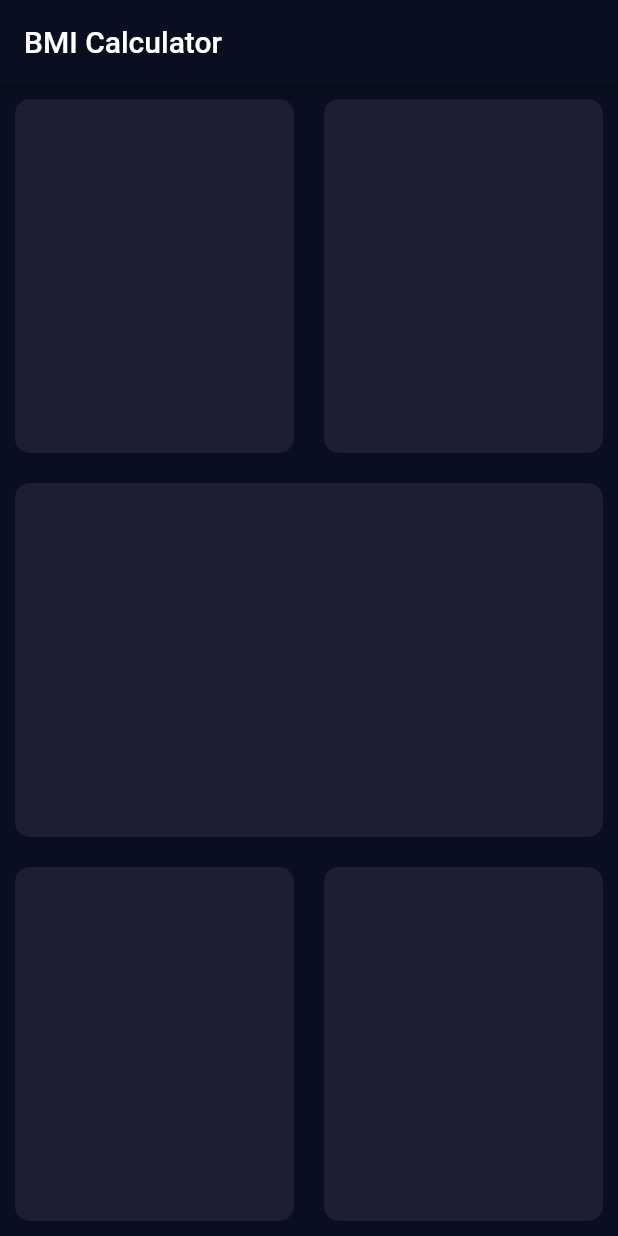
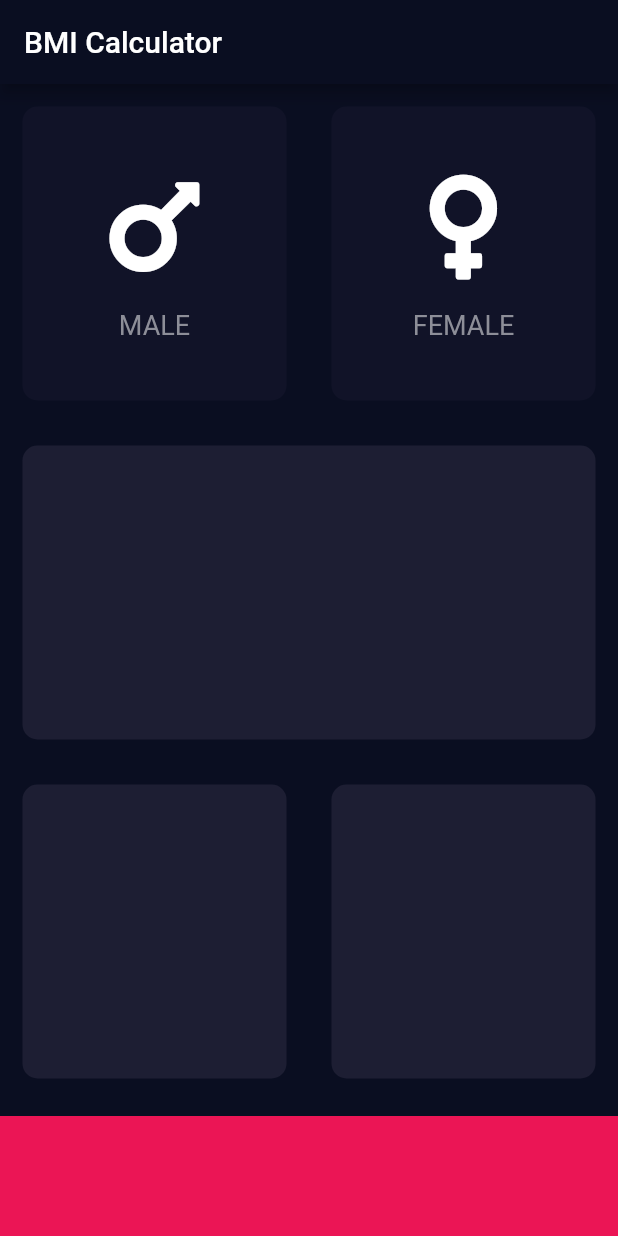
Before and after one commit to Azim87/bmi_calculator, a Flutter app: the screen it shows after launch, on a phone screen of 412 x 824 dp. Run offline on Flutter 3.47's test engine with Material 2 defaults, Android fonts, the phone set to English and light mode, and no system bars; our stand-ins replace font_awesome_flutter.

Commit message:
added gender icons

```diff
--- /dev/null
+++ b/lib/gender.dart
@@ -0,0 +1,4 @@
+enum Gender {
+  MALE,
+  FEMALE,
+}
--- /dev/null
+++ b/lib/icon_content.dart
@@ -0,0 +1,30 @@
+import 'package:flutter/material.dart';
+
+const labelTextStyle = TextStyle(
+  fontSize: 18.0,
+  color: Color(0xFF8D8E98),
+);
+
+class IconContent extends StatelessWidget {
+  IconContent({this.myIcon, this.label});
+
+  final IconData myIcon;
+  final String label;
+
+  @override
+  Widget build(BuildContext context) {
+    return Column(
+      mainAxisAlignment: MainAxisAlignment.center,
+      children: <Widget>[
+        Icon(
+          myIcon,
+          size: 80.0,
+        ),
+        SizedBox(
+          height: 15.0,
+        ),
+        Text(label, style: labelTextStyle),
+      ],
+    );
+  }
+}
--- a/lib/input_page.dart
+++ b/lib/input_page.dart
@@ -1,5 +1,15 @@
+import 'package:bmi_calculator/gender.dart';
+import 'package:bmi_calculator/reusable_card.dart';
 import 'package:flutter/cupertino.dart';
 import 'package:flutter/material.dart';
+import 'package:font_awesome_flutter/font_awesome_flutter.dart';
+
+import 'icon_content.dart';
+
+const bottomContainerHeight = 80.0;
+const activeCardColor = Color(0xFF1D1E33);
+const inactiveCardColor = Color(0xFF111328);
+const bottomContainerColor = Color(0xFFEB1555);
 
 class InputPage extends StatefulWidget {
   @override
@@ -7,6 +17,8 @@ class InputPage extends StatefulWidget {
 }
 
 class _InputPageState extends State<InputPage> {
+  Gender selectedGender;
+
   @override
   Widget build(BuildContext context) {
     return Scaffold(
@@ -21,10 +33,38 @@ class _InputPageState extends State<InputPage> {
             child: Row(
               children: <Widget>[
                 Expanded(
-                    child: ReusableCard(colour: Color(0xFF1D1E33)),
+                  child: GestureDetector(
+                    onTap: () {
+                      setState(() {
+                        selectedGender = Gender.MALE;
+                      });
+                    },
+                    child: ReusableCard(
+                      colour: selectedGender == Gender.MALE
+                          ? activeCardColor
+                          : inactiveCardColor,
+                      cardWidget: IconContent(
+                          myIcon: FontAwesomeIcons.mars, label: "MALE"),
+                    ),
+                  ),
                 ),
                 Expanded(
-                    child: ReusableCard(colour: Color(0xFF1D1E33)),
+                  child: GestureDetector(
+                    onTap: () {
+                      setState(() {
+                        selectedGender = Gender.FEMALE;
+                      });
+                    },
+                    child: ReusableCard(
+                      colour: selectedGender == Gender.FEMALE
+                          ? activeCardColor
+                          : inactiveCardColor,
+                      cardWidget: IconContent(
+                        myIcon: FontAwesomeIcons.venus,
+                        label: "FEMALE",
+                      ),
+                    ),
+                  ),
                 ),
               ],
             ),
@@ -33,7 +73,7 @@ class _InputPageState extends State<InputPage> {
             child: Row(
               children: <Widget>[
                 Expanded(
-                    child: ReusableCard(colour: Color(0xFF1D1E33)),
+                  child: ReusableCard(colour: activeCardColor),
                 ),
               ],
             ),
@@ -42,31 +82,21 @@ class _InputPageState extends State<InputPage> {
             child: Row(
               children: <Widget>[
                 Expanded(
-                    child: ReusableCard(colour: Color(0xFF1D1E33)),
+                  child: ReusableCard(colour: activeCardColor),
                 ),
                 Expanded(
-                    child: ReusableCard(colour: Color(0xFF1D1E33)),
+                  child: ReusableCard(colour: activeCardColor),
                 ),
               ],
             ),
           ),
+          Container(
+            color: bottomContainerColor,
+            margin: EdgeInsets.only(top: 10.0),
+            width: double.infinity,
+            height: bottomContainerHeight,
+          )
         ],
-        ));
-  }
-}
-
-class ReusableCard extends StatelessWidget {
-  ReusableCard({@required this.colour});
-
-  final Color colour;
-
-  @override
-  Widget build(BuildContext context) {
-    return Container(
-      margin: EdgeInsets.all(10.0),
-      decoration: BoxDecoration(
-        color: colour,
-        borderRadius: BorderRadius.circular(10.0),
       ),
     );
   }
--- /dev/null
+++ b/lib/reusable_card.dart
@@ -0,0 +1,20 @@
+import 'package:flutter/material.dart';
+
+class ReusableCard extends StatelessWidget {
+  ReusableCard({@required this.colour, this.cardWidget});
+
+  final Color colour;
+  final Widget cardWidget;
+
+  @override
+  Widget build(BuildContext context) {
+    return Container(
+      child: cardWidget,
+      margin: EdgeInsets.all(15.0),
+      decoration: BoxDecoration(
+        color: colour,
+        borderRadius: BorderRadius.circular(10.0),
+      ),
+    );
+  }
+}
```
Also changed, not shown: pubspec.yaml (+1 -24 lines), pubspec.lock. Lines whose indentation alone changed are shown as unchanged.
